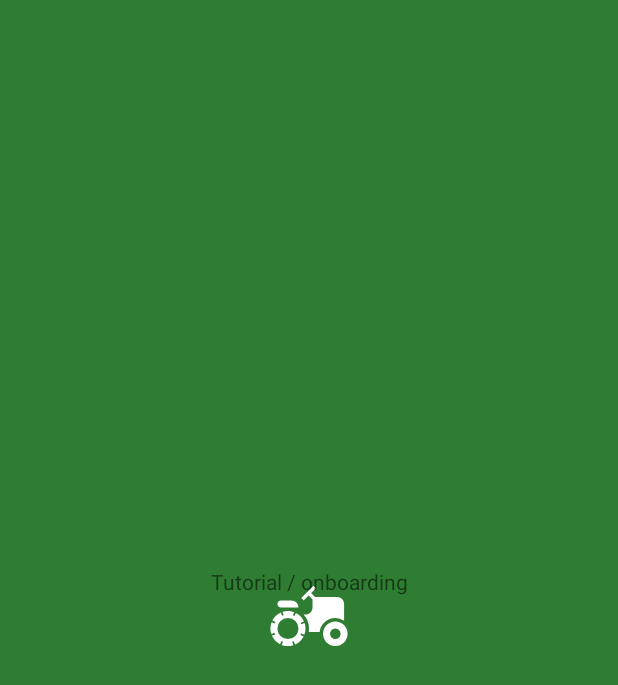
After one commit to pandulapeter/spray-app, an Android app: the layout fragment_tutorial.xml on its own in the app's theme, with its tools: preview values and no code run, on a phone screen of 412 x 824 dp. The commit adds this screen. Shown: the top 685 px of the screen. Run offline under Robolectric (Android 15) with nearby library versions, the phone set to English and light mode, and no system bars.

Commit message:
Create the tutorial screen.

```diff
--- a/app/src/main/java/com/gyorgyzoltan/sprayApp/Modules.kt
+++ b/app/src/main/java/com/gyorgyzoltan/sprayApp/Modules.kt
@@ -1,12 +1,15 @@
 package com.gyorgyzoltan.sprayApp
 
+import com.gyorgyzoltan.sprayApp.data.PreferenceManager
 import com.gyorgyzoltan.sprayApp.feature.main.help.HelpViewModel
 import com.gyorgyzoltan.sprayApp.feature.main.statistics.StatisticsViewModel
 import com.gyorgyzoltan.sprayApp.feature.main.work.WorkViewModel
+import org.koin.android.ext.koin.androidContext
 import org.koin.androidx.viewmodel.dsl.viewModel
 import org.koin.dsl.module
 
 private val dataModule = module {
+    single { PreferenceManager(androidContext()) }
 }
 
 private val featureModule = module {
--- a/app/src/main/java/com/gyorgyzoltan/sprayApp/utils/Extensions.kt
+++ b/app/src/main/java/com/gyorgyzoltan/sprayApp/utils/Extensions.kt
@@ -2,6 +2,7 @@
 
 import android.content.Context
 import android.graphics.PorterDuff
+import android.os.Bundle
 import android.view.View
 import android.view.inputmethod.InputMethodManager
 import androidx.annotation.ColorInt
@@ -47,6 +48,10 @@
 }
 
 fun View.showSnackbar(@StringRes messageResourceId: Int) = Snackbar.make(this, messageResourceId, Snackbar.LENGTH_SHORT).show()
+
+inline fun <T : Fragment> T.withArguments(bundleOperations: (Bundle) -> Unit): T = apply {
+    arguments = Bundle().apply { bundleOperations(this) }
+}
 
 inline fun <reified T : Fragment> FragmentManager.handleReplace(
     tag: String = T::class.java.name,
--- /dev/null
+++ b/app/src/main/res/layout/fragment_tutorial.xml
@@ -0,0 +1,32 @@
+<?xml version="1.0" encoding="utf-8"?>
+<layout xmlns:android="http://schemas.android.com/apk/res/android"
+    xmlns:app="http://schemas.android.com/apk/res-auto">
+
+    <androidx.constraintlayout.widget.ConstraintLayout
+        android:layout_width="match_parent"
+        android:layout_height="match_parent"
+        android:clipToPadding="false"
+        android:padding="@dimen/large_content_padding">
+
+        <TextView
+            android:layout_width="0dp"
+            android:layout_height="0dp"
+            android:gravity="center"
+            android:text="@string/tutorial_text"
+            app:layout_constraintBottom_toTopOf="@+id/skip_button"
+            app:layout_constraintEnd_toEndOf="parent"
+            app:layout_constraintStart_toStartOf="parent"
+            app:layout_constraintTop_toTopOf="parent" />
+
+        <com.google.android.material.button.MaterialButton
+            android:id="@+id/skip_button"
+            style="@style/Widget.MaterialComponents.Button.TextButton"
+            android:layout_width="wrap_content"
+            android:layout_height="wrap_content"
+            android:text="@string/tutorial_skip"
+            app:layout_constraintBottom_toBottomOf="parent"
+            app:layout_constraintEnd_toEndOf="parent" />
+
+    </androidx.constraintlayout.widget.ConstraintLayout>
+
+</layout>
--- a/app/src/main/res/values/strings.xml
+++ b/app/src/main/res/values/strings.xml
@@ -3,6 +3,10 @@
     <!-- General -->
     <string name="app_name">SprayApp</string>
     <string name="back">Back</string>
+
+    <!-- Tutorial -->
+    <string name="tutorial_text">Tutorial / onboarding</string>
+    <string name="tutorial_skip">Skip</string>
 
     <!-- Main -->
     <string name="main_work">Work</string>
```
Also changed, not shown: app/src/main/java/com/gyorgyzoltan/sprayApp/data/PreferenceManager.kt (added, +21 -0 lines), app/src/main/java/com/gyorgyzoltan/sprayApp/feature/SprayAppActivity.kt (+9 -1 lines), app/src/main/java/com/gyorgyzoltan/sprayApp/feature/tutorial/TutorialFragment.kt (added, +37 -0 lines), app/src/main/java/com/gyorgyzoltan/sprayApp/utils/BundleArgumentDelegate.kt (added, +15 -0 lines).
